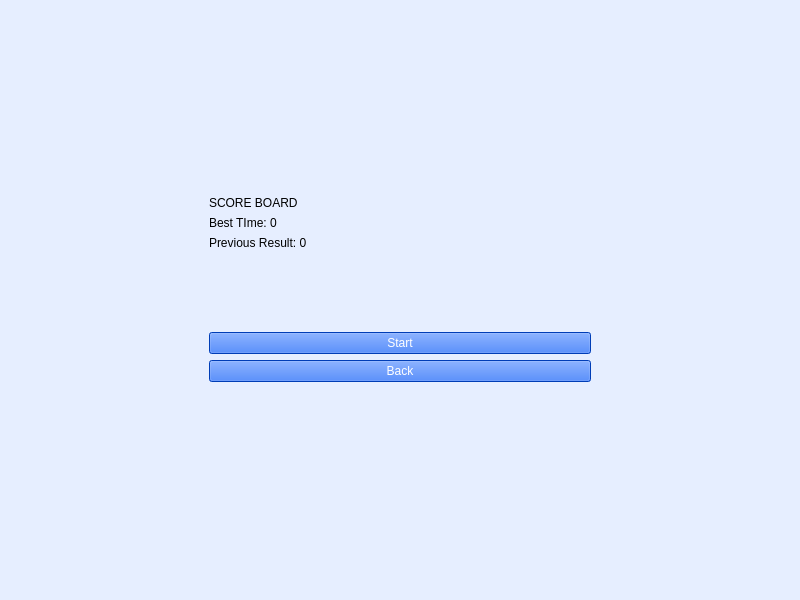
Before: the Qt Designer form minegameover.ui in megarevenge/GameBox, drawn with Qt 5.
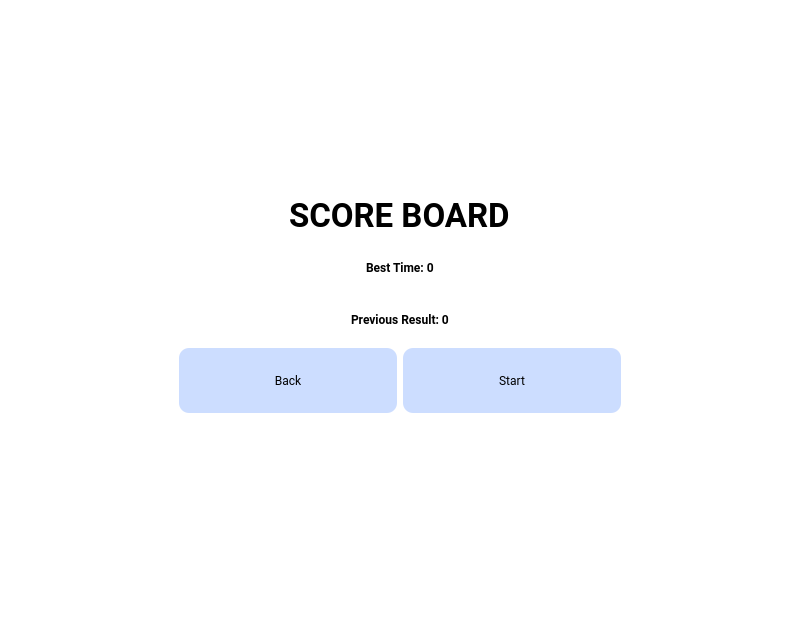
After: the same form once the commit is applied.

The edit to the form file:
```diff
--- a/minegameover.ui
+++ b/minegameover.ui
@@ -7,95 +7,104 @@
     <x>0</x>
     <y>0</y>
     <width>800</width>
-    <height>600</height>
+    <height>629</height>
    </rect>
   </property>
   <property name="windowTitle">
    <string>MainWindow</string>
   </property>
   <property name="styleSheet">
-   <string notr="true">background-color: #e6eeff;
-color: black</string>
+   <string notr="true">background-color: #ffffff;
+color: #000000;
+</string>
   </property>
   <widget class="QWidget" name="centralwidget">
-   <layout class="QGridLayout" name="gridLayout">
-    <item row="1" column="0">
-     <spacer name="horizontalSpacer">
-      <property name="orientation">
-       <enum>Qt::Orientation::Horizontal</enum>
-      </property>
-      <property name="sizeType">
-       <enum>QSizePolicy::Policy::Maximum</enum>
-      </property>
-      <property name="sizeHint" stdset="0">
-       <size>
-        <width>200</width>
-        <height>20</height>
-       </size>
-      </property>
-     </spacer>
-    </item>
+   <layout class="QGridLayout" name="gridLayout_2">
     <item row="1" column="1">
-     <layout class="QHBoxLayout" name="horizontalLayout_2">
-      <item>
+     <layout class="QGridLayout" name="gridLayout">
+      <item row="0" column="0">
        <layout class="QVBoxLayout" name="verticalLayout">
-        <item>
-         <layout class="QHBoxLayout" name="horizontalLayout">
-          <item>
-           <widget class="QLabel" name="label">
-            <property name="text">
-             <string>SCORE BOARD</string>
-            </property>
-           </widget>
-          </item>
-         </layout>
+        <item alignment="Qt::AlignmentFlag::AlignHCenter">
+         <widget class="QLabel" name="label">
+          <property name="font">
+           <font>
+            <family>Roboto</family>
+            <pointsize>25</pointsize>
+            <bold>true</bold>
+           </font>
+          </property>
+          <property name="styleSheet">
+           <string notr="true">QLabel{
+	font-family: &quot;Roboto&quot;;
+}</string>
+          </property>
+          <property name="text">
+           <string>SCORE BOARD</string>
+          </property>
+         </widget>
         </item>
-        <item>
+        <item alignment="Qt::AlignmentFlag::AlignHCenter">
          <widget class="QLabel" name="label_2">
+          <property name="font">
+           <font>
+            <family>Roboto</family>
+            <bold>true</bold>
+           </font>
+          </property>
+          <property name="styleSheet">
+           <string>QLabel{
+	font-family: &quot;Roboto&quot;;
+}</string>
+          </property>
           <property name="text">
-           <string>Best TIme: 0</string>
+           <string>Best Time: 0</string>
           </property>
          </widget>
         </item>
-        <item>
+        <item alignment="Qt::AlignmentFlag::AlignHCenter">
          <widget class="QLabel" name="label_3">
+          <property name="font">
+           <font>
+            <family>Roboto</family>
+            <bold>true</bold>
+           </font>
+          </property>
+          <property name="styleSheet">
+           <string>QLabel{
+	font-family: &quot;Roboto&quot;;
+}</string>
+          </property>
           <property name="text">
            <string>Previous Result: 0</string>
           </property>
          </widget>
         </item>
-        <item>
-         <spacer name="verticalSpacer">
-          <property name="orientation">
-           <enum>Qt::Orientation::Vertical</enum>
-          </property>
-          <property name="sizeHint" stdset="0">
-           <size>
-            <width>20</width>
-            <height>40</height>
-           </size>
-          </property>
-         </spacer>
-        </item>
-        <item>
-         <widget class="QPushButton" name="pushButton">
-          <property name="styleSheet">
-           <string notr="true">QPushButton{
-	background-color: #0055ff;
-	color: white;
-}</string>
-          </property>
-          <property name="text">
-           <string>Start</string>
-          </property>
-         </widget>
-        </item>
+       </layout>
+      </item>
+      <item row="1" column="0">
+       <layout class="QHBoxLayout" name="horizontalLayout">
         <item>
          <widget class="QPushButton" name="pushButton_2">
+          <property name="minimumSize">
+           <size>
+            <width>117</width>
+            <height>65</height>
+           </size>
+          </property>
+          <property name="font">
+           <font>
+            <family>Roboto</family>
+           </font>
+          </property>
           <property name="styleSheet">
-           <string notr="true">QPushButton{
-	background-color: #0055ff;
-	color: white;
+           <string notr="true">QLabel{
+	font-family: &quot;Roboto&quot;;
+}
+
+QPushButton{
+	background-color: #ccddff;
+	border-radius: 10px;
+	font-family: &quot;Roboto&quot;;
 }</string>
           </property>
           <property name="text">
@@ -103,10 +112,71 @@
           </property>
          </widget>
         </item>
+        <item>
+         <widget class="QPushButton" name="pushButton">
+          <property name="minimumSize">
+           <size>
+            <width>0</width>
+            <height>65</height>
+           </size>
+          </property>
+          <property name="font">
+           <font>
+            <family>Roboto</family>
+           </font>
+          </property>
+          <property name="styleSheet">
+           <string notr="true">QLabel{
+	font-family: &quot;Roboto&quot;;
+}
+
+QPushButton{
+	background-color: #ccddff;
+	border-radius: 10px;
+	font-family: &quot;Roboto&quot;;
+}</string>
+          </property>
+          <property name="text">
+           <string>Start</string>
+          </property>
+         </widget>
+        </item>
        </layout>
       </item>
      </layout>
     </item>
+    <item row="1" column="0">
+     <spacer name="horizontalSpacer">
+      <property name="orientation">
+       <enum>Qt::Orientation::Horizontal</enum>
+      </property>
+      <property name="sizeType">
+       <enum>QSizePolicy::Policy::Maximum</enum>
+      </property>
+      <property name="sizeHint" stdset="0">
+       <size>
+        <width>170</width>
+        <height>220</height>
+       </size>
+      </property>
+     </spacer>
+    </item>
+    <item row="0" column="1">
+     <spacer name="verticalSpacer">
+      <property name="orientation">
+       <enum>Qt::Orientation::Vertical</enum>
+      </property>
+      <property name="sizeType">
+       <enum>QSizePolicy::Policy::Maximum</enum>
+      </property>
+      <property name="sizeHint" stdset="0">
+       <size>
+        <width>170</width>
+        <height>220</height>
+       </size>
+      </property>
+     </spacer>
+    </item>
     <item row="1" column="2">
      <spacer name="horizontalSpacer_2">
       <property name="orientation">
@@ -117,34 +187,24 @@
       </property>
       <property name="sizeHint" stdset="0">
        <size>
-        <width>200</width>
-        <height>20</height>
+        <width>170</width>
+        <height>220</height>
        </size>
       </property>
      </spacer>
     </item>
     <item row="2" column="1">
-     <spacer name="verticalSpacer_3">
-      <property name="orientation">
-       <enum>Qt::Orientation::Vertical</enum>
-      </property>
-      <property name="sizeHint" stdset="0">
-       <size>
-        <width>20</width>
-        <height>40</height>
-       </size>
-      </property>
-     </spacer>
-    </item>
-    <item row="0" column="1">
      <spacer name="verticalSpacer_2">
       <property name="orientation">
        <enum>Qt::Orientation::Vertical</enum>
       </property>
+      <property name="sizeType">
+       <enum>QSizePolicy::Policy::Maximum</enum>
+      </property>
       <property name="sizeHint" stdset="0">
        <size>
-        <width>20</width>
-        <height>40</height>
+        <width>170</width>
+        <height>220</height>
        </size>
       </property>
      </spacer>
```
